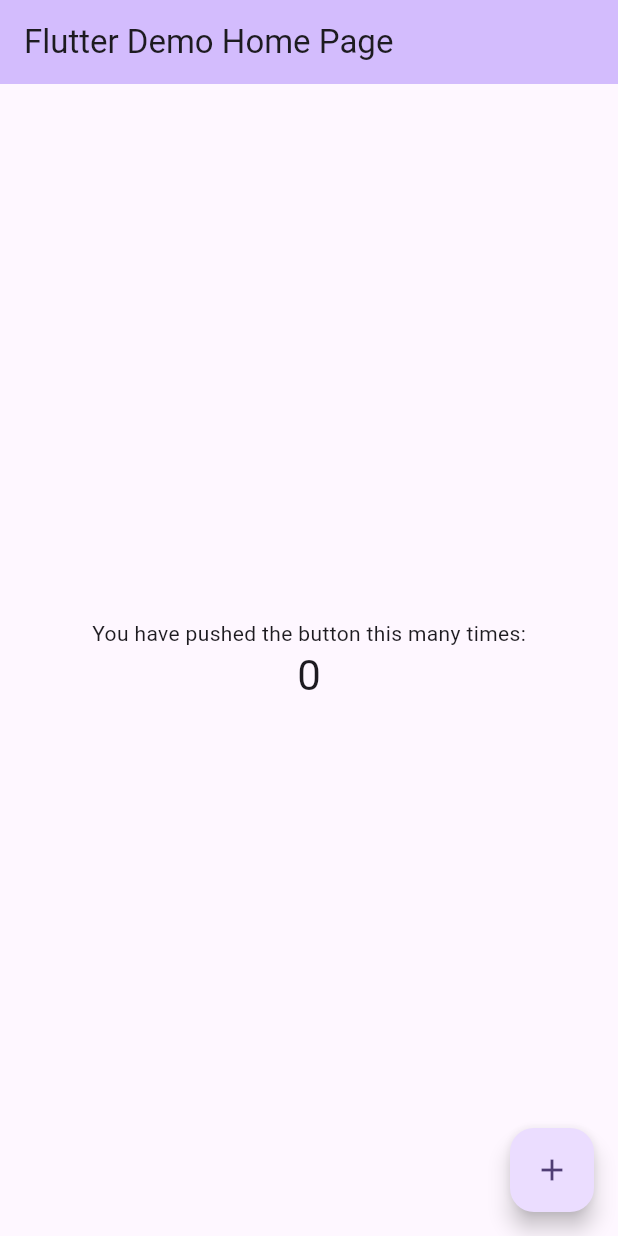
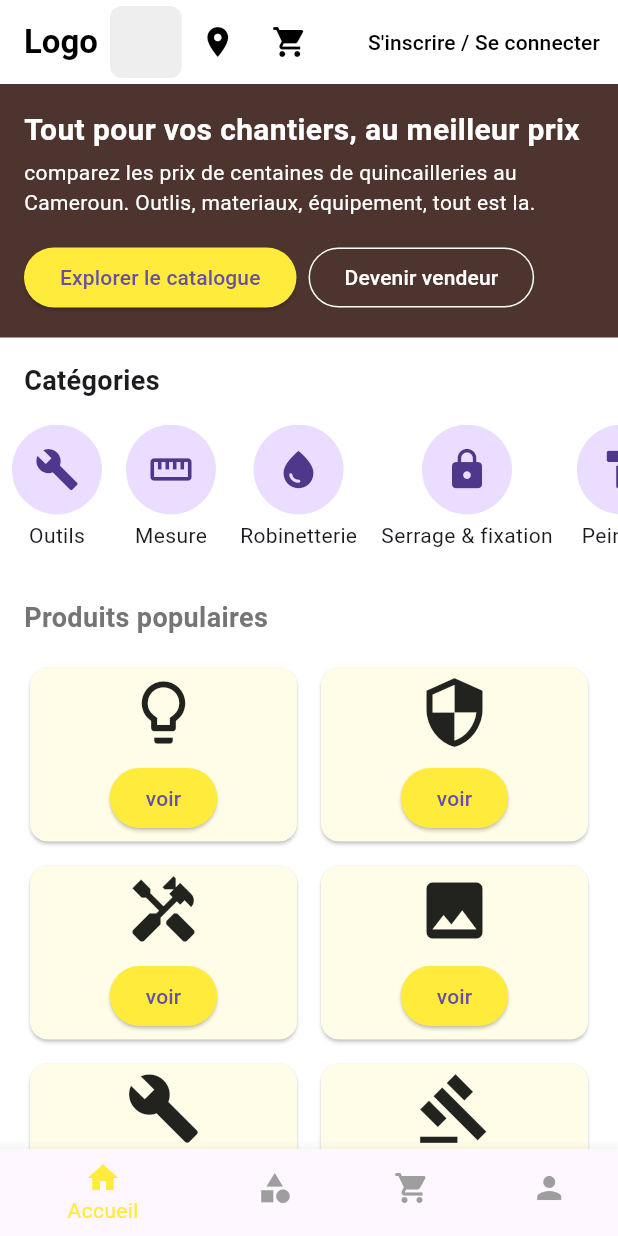
Before and after one commit to pacha-tech/P04_Quincaillerie_mobile, a Flutter app: the screen it shows after launch, on a phone screen of 412 x 824 dp. Run offline on Flutter 3.47's test engine with Material 3 defaults, Android fonts, the phone set to English and light mode, and no system bars.

Commit message:
v1 du main

```diff
--- a/lib/main.dart
+++ b/lib/main.dart
@@ -1,121 +1,275 @@
 import 'package:flutter/material.dart';
 
 void main() {
-  runApp(const MyApp());
+  runApp(MyApp());
 }
 
 class MyApp extends StatelessWidget {
-  const MyApp({super.key});
-
-  // This widget is the root of your application.
   @override
   Widget build(BuildContext context) {
     return MaterialApp(
-      title: 'Flutter Demo',
+      title: 'Nom De l’App',
       theme: ThemeData(
-        // This is the theme of your application.
-        //
-        // TRY THIS: Try running your application with "flutter run". You'll see
-        // the application has a purple toolbar. Then, without quitting the app,
-        // try changing the seedColor in the colorScheme below to Colors.green
-        // and then invoke "hot reload" (save your changes or press the "hot
-        // reload" button in a Flutter-supported IDE, or press "r" if you used
-        // the command line to start the app).
-        //
-        // Notice that the counter didn't reset back to zero; the application
-        // state is not lost during the reload. To reset the state, use hot
-        // restart instead.
-        //
-        // This works for code too, not just values: Most code changes can be
-        // tested with just a hot reload.
-        colorScheme: .fromSeed(seedColor: Colors.deepPurple),
+        primarySwatch: Colors.yellow,
+        scaffoldBackgroundColor: Colors.white,
       ),
-      home: const MyHomePage(title: 'Flutter Demo Home Page'),
+      home: HomePage(),
     );
   }
 }
 
-class MyHomePage extends StatefulWidget {
-  const MyHomePage({super.key, required this.title});
+class HomePage extends StatelessWidget {
+  // Liste des catégories avec icônes (utilisez des icônes Material pour le prototype, remplacez par assets si besoin)
+  final List<Map<String, dynamic>> categories = [
+    {'icon': Icons.build, 'label': 'Outils'},
+    {'icon': Icons.straighten, 'label': 'Mesure'},
+    {'icon': Icons.water_drop, 'label': 'Robinetterie'},
+    {'icon': Icons.lock, 'label': 'Serrage & fixation'},
+    {'icon': Icons.format_paint, 'label': 'Peinture'},
+    {'icon': Icons.handyman, 'label': 'Perçage & vissage'},
+    {'icon': Icons.security, 'label': 'Sécurité'},
+    {'icon': Icons.storage, 'label': 'Stockage'},
+    {'icon': Icons.lightbulb, 'label': 'Électricité'},
+    {'icon': Icons.local_florist, 'label': 'Jardinage'},
+    {'icon': Icons.construction, 'label': 'Façonnage & finition'},
+  ];
 
-  // This widget is the home page of your application. It is stateful, meaning
-  // that it has a State object (defined below) that contains fields that affect
-  // how it looks.
+  // Produits populaires et promotions (placeholders avec icônes, remplacez par images assets)
+  final List<IconData> popularProducts = [
+    Icons.lightbulb_outline, // Ampoule
+    Icons.security, // Casque
+    Icons.handyman, // Perceuse
+    Icons.image, // Cadre
+    Icons.build, // Tournevis
+    Icons.gavel, // Marteau
+  ];
 
-  // This class is the configuration for the state. It holds the values (in this
-  // case the title) provided by the parent (in this case the App widget) and
-  // used by the build method of the State. Fields in a Widget subclass are
-  // always marked "final".
-
-  final String title;
-
-  @override
-  State<MyHomePage> createState() => _MyHomePageState();
-}
-
-class _MyHomePageState extends State<MyHomePage> {
-  int _counter = 0;
-
-  void _incrementCounter() {
-    setState(() {
-      // This call to setState tells the Flutter framework that something has
-      // changed in this State, which causes it to rerun the build method below
-      // so that the display can reflect the updated values. If we changed
-      // _counter without calling setState(), then the build method would not be
-      // called again, and so nothing would appear to happen.
-      _counter++;
-    });
-  }
+  final List<IconData> promotions = [
+    Icons.handyman, // Perceuse
+    Icons.image, // Cadre
+  ];
 
   @override
   Widget build(BuildContext context) {
-    // This method is rerun every time setState is called, for instance as done
-    // by the _incrementCounter method above.
-    //
-    // The Flutter framework has been optimized to make rerunning build methods
-    // fast, so that you can just rebuild anything that needs updating rather
-    // than having to individually change instances of widgets.
     return Scaffold(
       appBar: AppBar(
-        // TRY THIS: Try changing the color here to a specific color (to
-        // Colors.amber, perhaps?) and trigger a hot reload to see the AppBar
-        // change color while the other colors stay the same.
-        backgroundColor: Theme.of(context).colorScheme.inversePrimary,
-        // Here we take the value from the MyHomePage object that was created by
-        // the App.build method, and use it to set our appbar title.
-        title: Text(widget.title),
-      ),
-      body: Center(
-        // Center is a layout widget. It takes a single child and positions it
-        // in the middle of the parent.
-        child: Column(
-          // Column is also a layout widget. It takes a list of children and
-          // arranges them vertically. By default, it sizes itself to fit its
-          // children horizontally, and tries to be as tall as its parent.
-          //
-          // Column has various properties to control how it sizes itself and
-          // how it positions its children. Here we use mainAxisAlignment to
-          // center the children vertically; the main axis here is the vertical
-          // axis because Columns are vertical (the cross axis would be
-          // horizontal).
-          //
-          // TRY THIS: Invoke "debug painting" (choose the "Toggle Debug Paint"
-          // action in the IDE, or press "p" in the console), to see the
-          // wireframe for each widget.
-          mainAxisAlignment: .center,
+        backgroundColor: Colors.white,
+        elevation: 0,
+        title: Row(
           children: [
-            const Text('You have pushed the button this many times:'),
-            Text(
-              '$_counter',
-              style: Theme.of(context).textTheme.headlineMedium,
+            // Logo (remplacez par Image.asset si vous avez un logo)
+            Text('Logo', style: TextStyle(color: Colors.black, fontWeight: FontWeight.bold)),
+            SizedBox(width: 8),
+            Expanded(
+              child: TextField(
+                decoration: InputDecoration(
+                  hintText: 'Rechercher un produit, une marque...',
+                  border: OutlineInputBorder(
+                    borderRadius: BorderRadius.circular(8),
+                    borderSide: BorderSide.none,
+                  ),
+                  filled: true,
+                  fillColor: Colors.grey[200],
+                  contentPadding: EdgeInsets.symmetric(horizontal: 16, vertical: 8),
+                ),
+              ),
+            ),
+            IconButton(
+              icon: Icon(Icons.location_on, color: Colors.black), // Icône de localisation ajoutée
+              onPressed: () {
+                // Logique pour gérer la localisation (ex: ouvrir une carte ou détecter GPS)
+                print('Localisation cliquée');
+              },
+            ),
+            IconButton(
+              icon: Icon(Icons.shopping_cart, color: Colors.black),
+              onPressed: () {
+                // Naviguer vers le panier
+              },
             ),
           ],
         ),
+        actions: [
+          TextButton(
+            onPressed: () {
+              // Naviguer vers inscription/connexion
+            },
+            child: Text('S\'inscrire / Se connecter', style: TextStyle(color: Colors.black)),
+          ),
+        ],
       ),
-      floatingActionButton: FloatingActionButton(
-        onPressed: _incrementCounter,
-        tooltip: 'Increment',
-        child: const Icon(Icons.add),
+      body: SingleChildScrollView(
+        child: Column(
+          crossAxisAlignment: CrossAxisAlignment.start,
+          children: [
+            // Bannière
+            Container(
+              color: Colors.brown[800],
+              padding: EdgeInsets.all(16),
+              child: Column(
+                crossAxisAlignment: CrossAxisAlignment.start,
+                children: [
+                  Text(
+                    'Tout pour vos chantiers, au meilleur prix',
+                    style: TextStyle(color: Colors.white, fontSize: 20, fontWeight: FontWeight.bold),
+                  ),
+                  SizedBox(height: 4),
+                  Text(
+                    'comparez les prix de centaines de quincailleries au Cameroun. Outlis, materiaux, équipement, tout est la.',
+                    style: TextStyle(color: Colors.white, fontSize: 14),
+                  ),
+                  SizedBox(height: 16),
+                  Row(
+                    children: [
+                      ElevatedButton(
+                        onPressed: () {
+                          // Explorer catalogue
+                        },
+                        child: Text('Explorer le catalogue'),
+                        style: ElevatedButton.styleFrom(backgroundColor: Colors.yellow),
+                      ),
+                      SizedBox(width: 8),
+                      OutlinedButton(
+                        onPressed: () {
+                          // Devenir vendeur
+                        },
+                        child: Text('Devenir vendeur', style: TextStyle(color: Colors.white)),
+                        style: OutlinedButton.styleFrom(side: BorderSide(color: Colors.white)),
+                      ),
+                    ],
+                  ),
+                ],
+              ),
+            ),
+            // Catégories
+            Padding(
+              padding: EdgeInsets.all(16),
+              child: Text('Catégories', style: TextStyle(fontSize: 18, fontWeight: FontWeight.bold)),
+            ),
+            SizedBox(
+              height: 100,
+              child: ListView.builder(
+                scrollDirection: Axis.horizontal,
+                itemCount: categories.length,
+                itemBuilder: (context, index) {
+                  return Padding(
+                    padding: EdgeInsets.symmetric(horizontal: 8),
+                    child: Column(
+                      children: [
+                        CircleAvatar(
+                          radius: 30,
+                          child: Icon(categories[index]['icon'], size: 30),
+                        ),
+                        SizedBox(height: 4),
+                        Text(categories[index]['label'], textAlign: TextAlign.center),
+                      ],
+                    ),
+                  );
+                },
+              ),
+            ),
+            // Produits populaires
+            Padding(
+              padding: EdgeInsets.all(16),
+              child: Text('Produits populaires', style: TextStyle(fontSize: 18, fontWeight: FontWeight.bold, color: Colors.grey[600])),
+            ),
+            GridView.builder(
+              shrinkWrap: true,
+              physics: NeverScrollableScrollPhysics(),
+              gridDelegate: SliverGridDelegateWithFixedCrossAxisCount(
+                crossAxisCount: 2,
+                childAspectRatio: 1.5,
+                crossAxisSpacing: 8,
+                mainAxisSpacing: 8,
+              ),
+              itemCount: popularProducts.length,
+              padding: EdgeInsets.symmetric(horizontal: 16),
+              itemBuilder: (context, index) {
+                return Card(
+                  color: Colors.yellow[50],
+                  child: Column(
+                    mainAxisAlignment: MainAxisAlignment.center,
+                    children: [
+                      Icon(popularProducts[index], size: 50),
+                      SizedBox(height: 8),
+                      ElevatedButton(
+                        onPressed: () {
+                          // Voir produit
+                        },
+                        child: Text('voir'),
+                        style: ElevatedButton.styleFrom(backgroundColor: Colors.yellow),
+                      ),
+                    ],
+                  ),
+                );
+              },
+            ),
+            // Promotions
+            Padding(
+              padding: EdgeInsets.all(16),
+              child: Text('Promotion', style: TextStyle(fontSize: 18, fontWeight: FontWeight.bold, color: Colors.grey[600])),
+            ),
+            GridView.builder(
+              shrinkWrap: true,
+              physics: NeverScrollableScrollPhysics(),
+              gridDelegate: SliverGridDelegateWithFixedCrossAxisCount(
+                crossAxisCount: 2,
+                childAspectRatio: 1.5,
+                crossAxisSpacing: 8,
+                mainAxisSpacing: 8,
+              ),
+              itemCount: promotions.length,
+              padding: EdgeInsets.symmetric(horizontal: 16),
+              itemBuilder: (context, index) {
+                return Card(
+                  color: Colors.yellow[50],
+                  child: Column(
+                    mainAxisAlignment: MainAxisAlignment.center,
+                    children: [
+                      Icon(promotions[index], size: 50),
+                      SizedBox(height: 8),
+                      ElevatedButton(
+                        onPressed: () {
+                          // Voir promotion
+                        },
+                        child: Text('voir'),
+                        style: ElevatedButton.styleFrom(backgroundColor: Colors.yellow),
+                      ),
+                    ],
+                  ),
+                );
+              },
+            ),
+            SizedBox(height: 80), // Espace pour la bottom nav
+          ],
+        ),
+      ),
+      bottomNavigationBar: BottomNavigationBar(
+        items: const <BottomNavigationBarItem>[
+          BottomNavigationBarItem(
+            icon: Icon(Icons.home),
+            label: 'Accueil',
+          ),
+          BottomNavigationBarItem(
+            icon: Icon(Icons.category),
+            label: 'Catégories',
+          ),
+          BottomNavigationBarItem(
+            icon: Icon(Icons.shopping_cart),
+            label: 'Panier',
+          ),
+          BottomNavigationBarItem(
+            icon: Icon(Icons.person),
+            label: 'Profil',
+          ),
+          // Ajoutez plus d'icônes si besoin (ex: chat, listes, etc.)
+        ],
+        currentIndex: 0, // Accueil sélectionné
+        selectedItemColor: Colors.yellow,
+        unselectedItemColor: Colors.grey,
+        onTap: (index) {
+          // Gérer navigation
+        },
       ),
     );
   }
```
